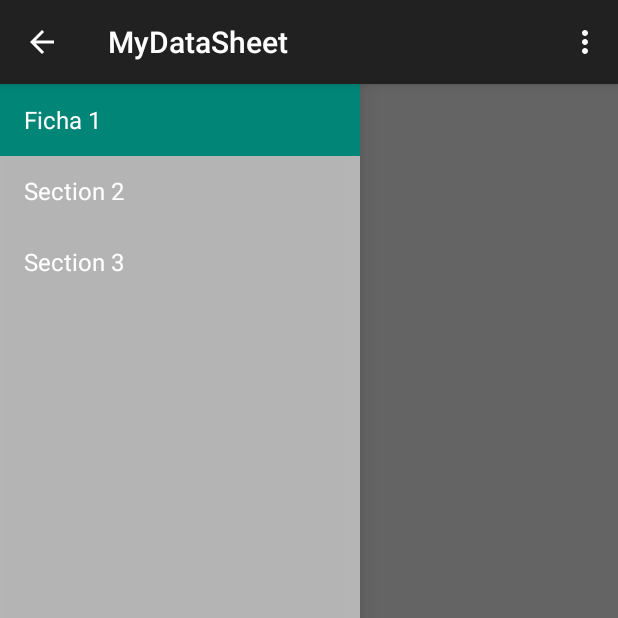
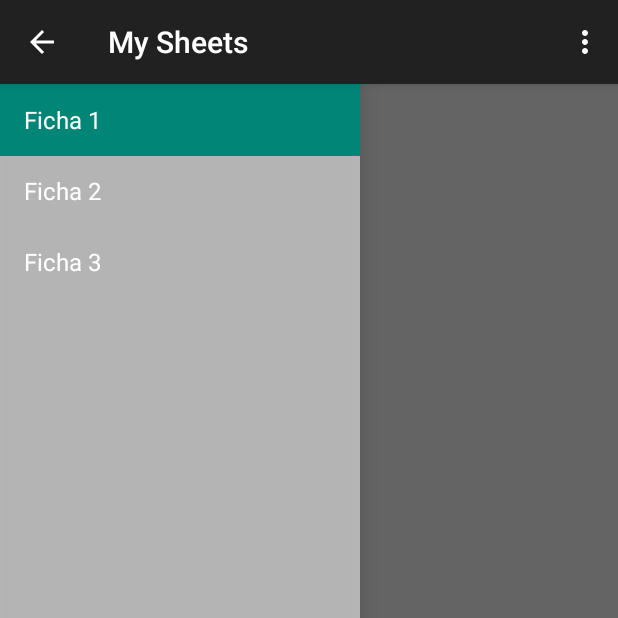
Before and after one commit to Mikiodelg/MyDataSheet, an Android app: the screen it shows after launch (MainActivity), on a phone screen of 412 x 824 dp, the top half of it. Run offline under Robolectric (Android 15) with nearby library versions, the phone set to English and light mode, and no system bars; 8 statements that could not run were skipped.

Commit message:
With entities and fragment operations / Without ListActivity

```diff
--- a/app/src/main/java/com/platygames/mydatasheet/MainActivity.java
+++ b/app/src/main/java/com/platygames/mydatasheet/MainActivity.java
@@ -98,20 +98,21 @@ public class MainActivity extends ActionBarActivity
         Sheets.add(sheet);
         Module module = new Module("1","1","Atributos","Atributos del personaje");
         Sheets.get(0).addSheet_modules(module);
+        //
+        sheet = new Sheet("2","Ficha 2","Ficha de prueba 2");
+        Sheets.add(sheet);
+        module = new Module("1","2","Atributos","Atributos del personaje 2");
+        Sheets.get(1).addSheet_modules(module);
+        //
+        sheet = new Sheet("1","Ficha 3","Ficha de prueba 3");
+        Sheets.add(sheet);
+        module = new Module("1","3","Atributos","Atributos del personaje 3");
+        Sheets.get(2).addSheet_modules(module);
+        //
 
     }
     public void onSectionAttached(int number) {
-        switch (number) {
-            case 1:
-                mTitle = Sheets.get(0).getSheet_name();
-                break;
-            case 2:
-                mTitle = getString(R.string.title_section2);
-                break;
-            case 3:
-                mTitle = getString(R.string.title_section3);
-                break;
-        }
+          mTitle = Sheets.get(number-1).getSheet_name();
     }
 
 
@@ -192,4 +193,5 @@ public class MainActivity extends ActionBarActivity
         }
     }
 
+
 }
--- a/app/src/main/java/com/platygames/mydatasheet/NavigationDrawerFragment.java
+++ b/app/src/main/java/com/platygames/mydatasheet/NavigationDrawerFragment.java
@@ -101,15 +101,21 @@ public class NavigationDrawerFragment extends Fragment {
                 selectItem(position);
             }
         });
+
+        List<String> listString = new ArrayList<String>();
+        for (int i = 0; i< activity.getSheets().size();i++) {
+            listString.add(activity.getSheets().get(i).getSheet_name());
+        }
+        String[] string = new String[listString.size()];
+                string = listString.toArray(string);
+
         mDrawerListView.setAdapter(new ArrayAdapter<String>(
                 getActionBar().getThemedContext(),
                 android.R.layout.simple_list_item_activated_1,
                 android.R.id.text1,
-                new String[]{
-                        activity.getSheets().get(0).getSheet_name(),
-                        getString(R.string.title_section2),
-                        getString(R.string.title_section3),
-                }));
+
+                string
+        ));
         mDrawerListView.setItemChecked(mCurrentSelectedPosition, true);
         return mDrawerListView;
     }
@@ -267,7 +273,7 @@ public class NavigationDrawerFragment extends Fragment {
         ActionBar actionBar = getActionBar();
         actionBar.setDisplayShowTitleEnabled(true);
         actionBar.setNavigationMode(ActionBar.NAVIGATION_MODE_STANDARD);
-        actionBar.setTitle(R.string.app_name);
+        actionBar.setTitle(R.string.menu_sheets);
     }
 
     private ActionBar getActionBar() {
--- a/app/src/main/res/values/strings.xml
+++ b/app/src/main/res/values/strings.xml
@@ -11,4 +11,5 @@
     <string name="action_example">Example action</string>
 
     <string name="action_settings">Settings</string>
+    <string name="menu_sheets">My Sheets</string>
 </resources>
```
